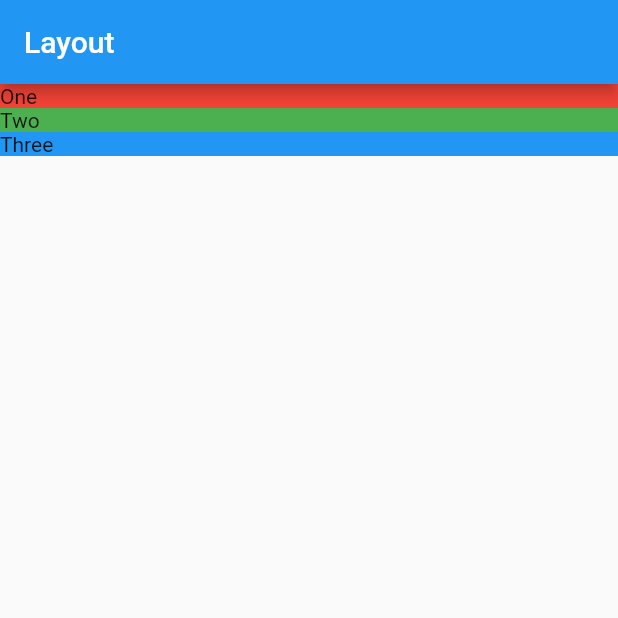
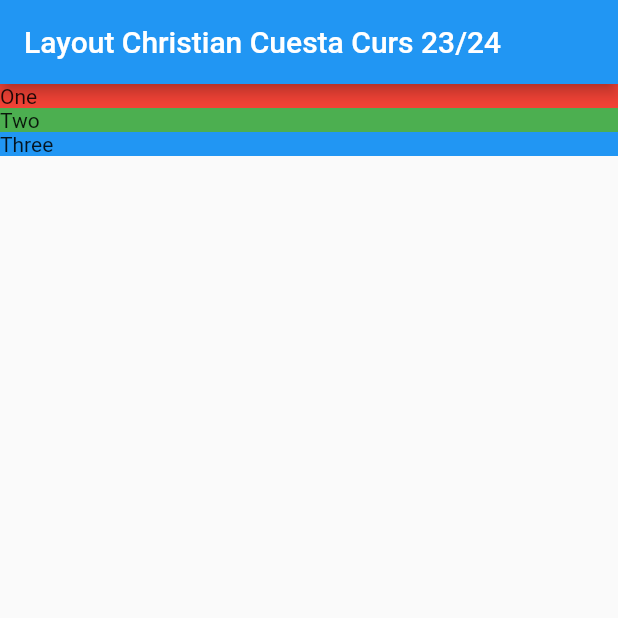
Before and after one commit to lumiz0r/Layout-Flutter, a Flutter app: the screen it shows after launch, on a phone screen of 412 x 824 dp, the top half of it. Run offline on Flutter 3.47's test engine with Material 2 defaults, Android fonts, the phone set to English and light mode, and no system bars.

Commit message:
Update main.dart

```diff
--- a/layout_flutter/lib/main.dart
+++ b/layout_flutter/lib/main.dart
@@ -3,7 +3,7 @@ import 'package:flutter/material.dart';
 void main() {
   return runApp(MaterialApp(
     home: Scaffold(
-      appBar: AppBar(title: Text('Layout')),
+      appBar: AppBar(title: Text('Layout Christian Cuesta Curs 23/24')),
       body: Column(
         mainAxisAlignment: MainAxisAlignment.start,
         crossAxisAlignment: CrossAxisAlignment.stretch,
```
